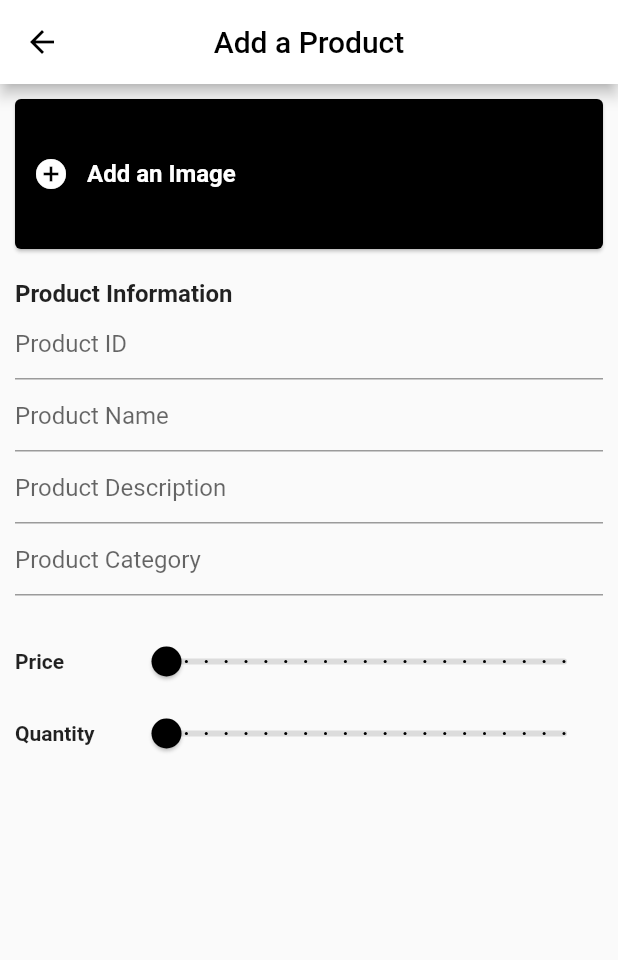
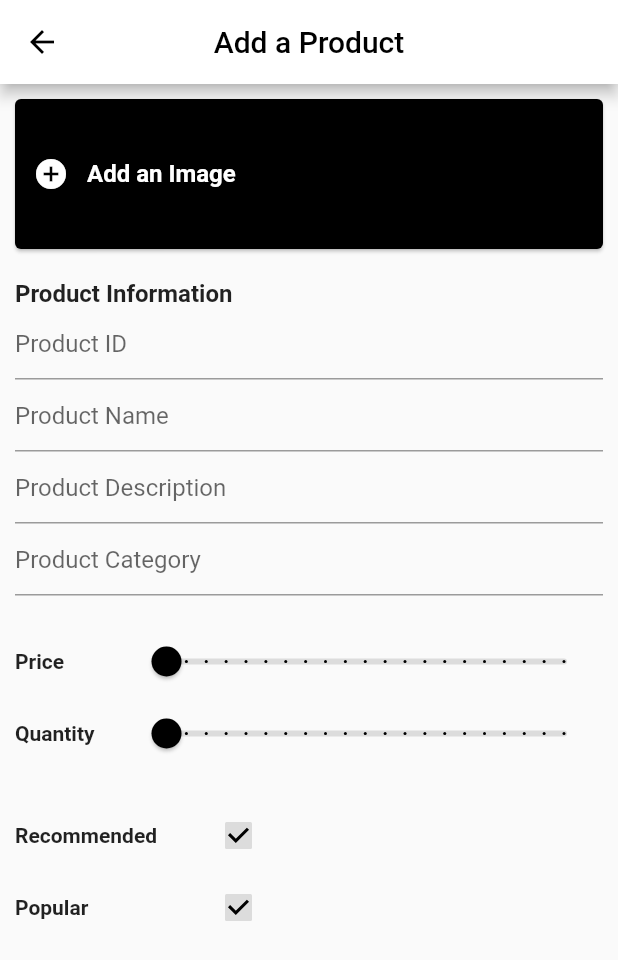
Before and after one commit to Abh1sen/PSM_Backend, a Flutter app: the NewProductScreen screen opened by its route, on a phone screen of 412 x 824 dp. Shown: the top 960 px of the screen. Run offline on Flutter 3.47's test engine with Material 2 defaults, Android fonts, the phone set to English and light mode, and no system bars; our stand-ins replace equatable, get, image_picker.

Commit message:
Added checkbox form element

```diff
--- a/psm_backend/lib/screens/new_product_screen.dart
+++ b/psm_backend/lib/screens/new_product_screen.dart
@@ -75,9 +75,33 @@ class NewProductScreen extends StatelessWidget {
             const SizedBox(
               height: 20,
             ),
+            _buildCheckBox('Recommended'),
+            _buildCheckBox('Popular'),
           ],
         ),
       ),
+    );
+  }
+
+  Row _buildCheckBox(String title) {
+    return Row(
+      children: [
+        SizedBox(
+          width: 125,
+          child: Text(
+            title,
+            style: TextStyle(
+              fontSize: 14,
+              fontWeight: FontWeight.bold,
+            ),
+          ),
+        ),
+        Checkbox(
+            value: true,
+            checkColor: Colors.black,
+            activeColor: Colors.black12,
+            onChanged: (value) {}),
+      ],
     );
   }
 
```
